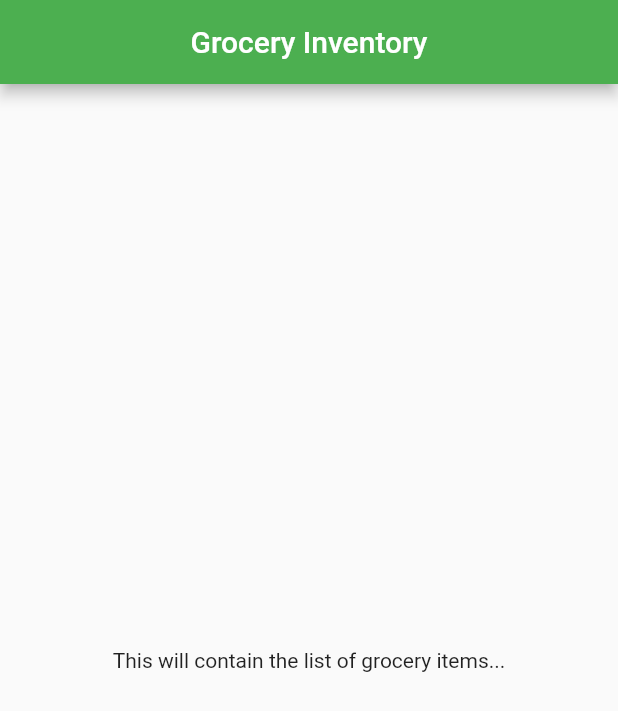
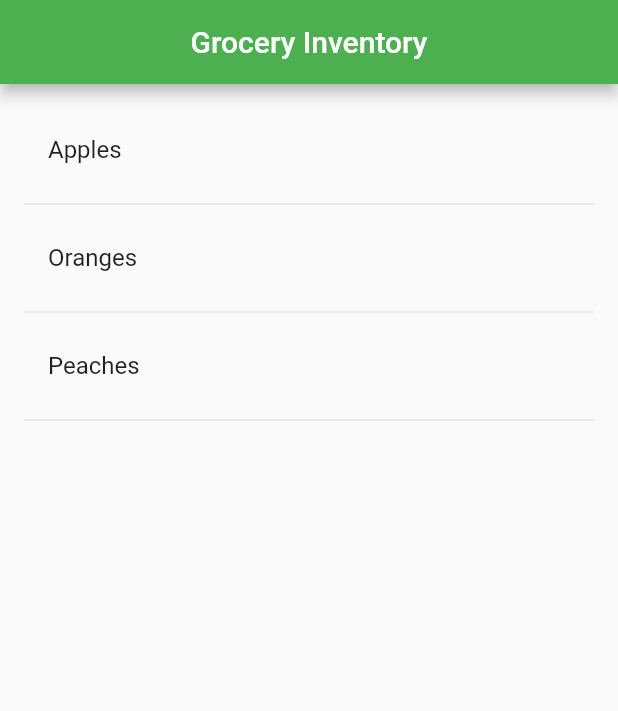
Before and after one commit to arunbalachandran/FlutterHelloWorld, a Flutter app: the screen it shows after launch, on a phone screen of 412 x 824 dp. Shown: the top 711 px of the screen. Run offline on Flutter 3.47's test engine with Material 2 defaults, Android fonts, the phone set to English and light mode, and no system bars.

Commit message:
GROC-6: Static list view with list of hardcoded items

```diff
--- a/flutter_hello_world/lib/main.dart
+++ b/flutter_hello_world/lib/main.dart
@@ -5,6 +5,25 @@ void main() {
 }
 
 class MyApp extends StatelessWidget {
+  final groceryItems = <String>['Apples', 'Oranges', 'Peaches'];
+
+  Widget listGroceryItems() {
+    return ListView.builder(
+        padding: const EdgeInsets.all(16.0),
+        itemCount: groceryItems.length * 2,
+        itemBuilder: (context, index) {
+          if (index.isOdd) {
+            return Divider();
+          } else {
+            return _buildRow(groceryItems[index ~/ 2]);
+          }
+        });
+  }
+
+  Widget _buildRow(String item) {
+    return ListTile(title: Text(item));
+  }
+
   @override
   Widget build(BuildContext context) {
     return MaterialApp(
@@ -13,8 +32,9 @@ class MyApp extends StatelessWidget {
             appBarTheme: AppBarTheme(centerTitle: true)),
         home: Scaffold(
             appBar: AppBar(title: Text('Grocery Inventory')),
-          body: Center(
-              child: Text('This will contain the list of grocery items...'))),
+            body: listGroceryItems())
+        // body: Center(
+        //     child: Text('This will contain the list of grocery items...'))),
         );
   }
 }
```
Lines whose indentation alone changed are shown as unchanged.
